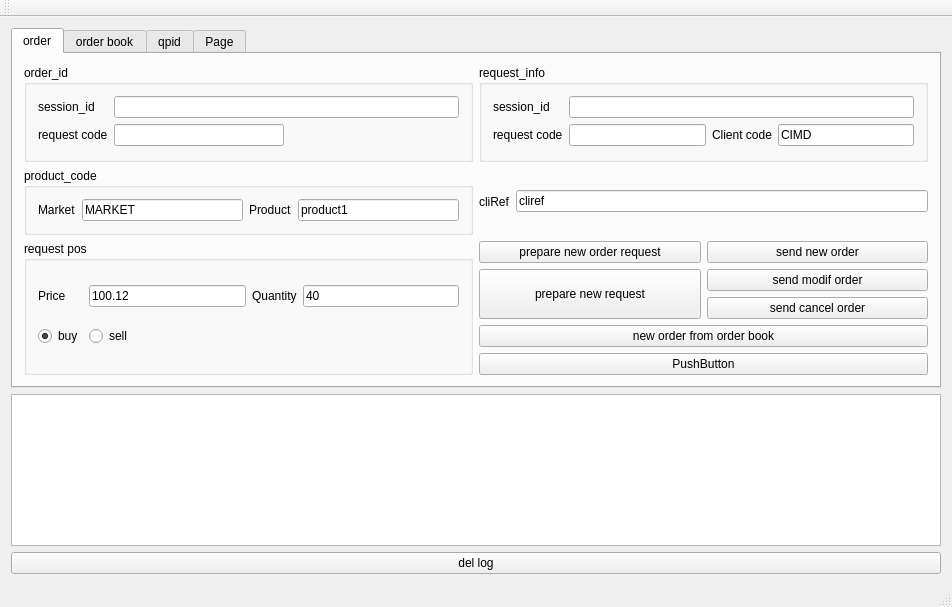
jleahred/maiquel-toolkit-cpp, file examples/qt/ex_send_order/src/mainwindow.ui: the form before one commit.
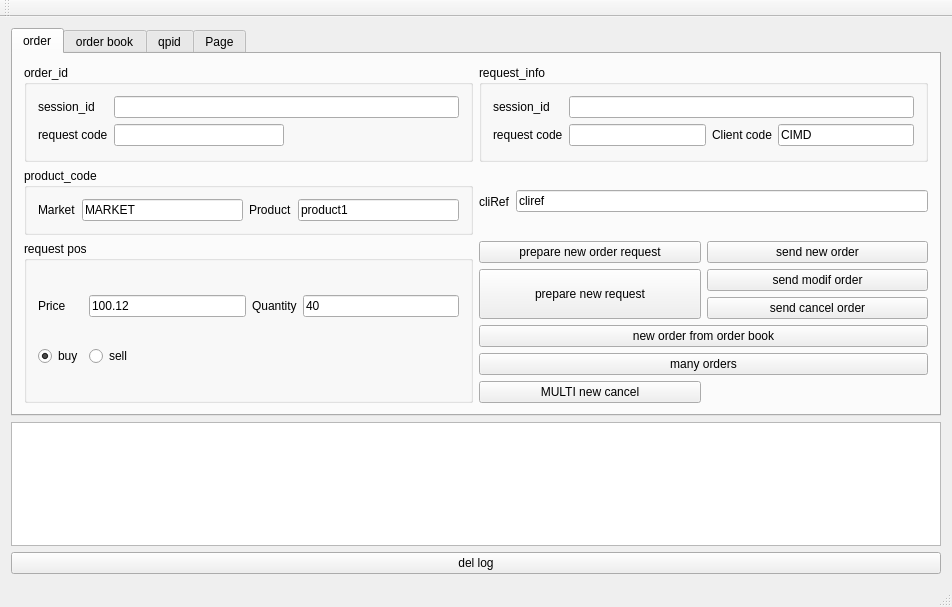
The form after the commit. Custom widgets are drawn as their Qt base class.

Commit message: modif  ex_send_order to move prices on generated market

```diff
--- a/examples/qt/ex_send_order/src/mainwindow.ui
+++ b/examples/qt/ex_send_order/src/mainwindow.ui
@@ -300,7 +300,14 @@
           <item row="4" column="0" colspan="2">
            <widget class="QPushButton" name="pushButton">
             <property name="text">
-             <string>PushButton</string>
+             <string>many orders</string>
+            </property>
+           </widget>
+          </item>
+          <item row="5" column="0">
+           <widget class="QPushButton" name="pushButton_2">
+            <property name="text">
+             <string>MULTI new cancel</string>
             </property>
            </widget>
           </item>
```
The commit also changes 2 other files.
